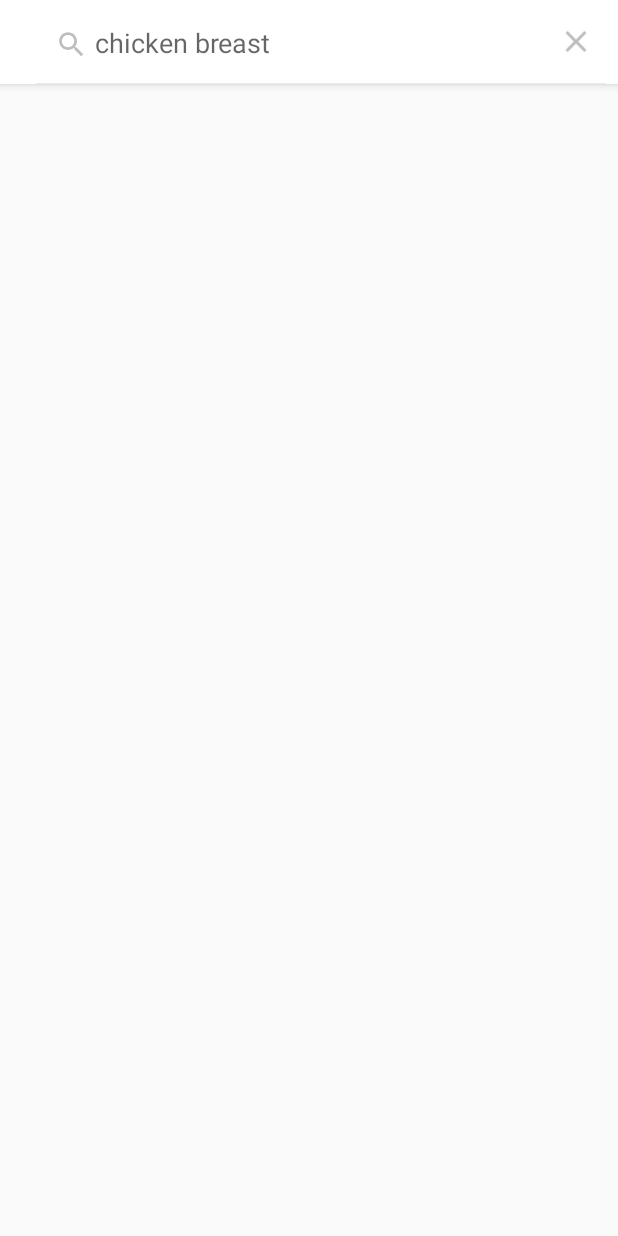
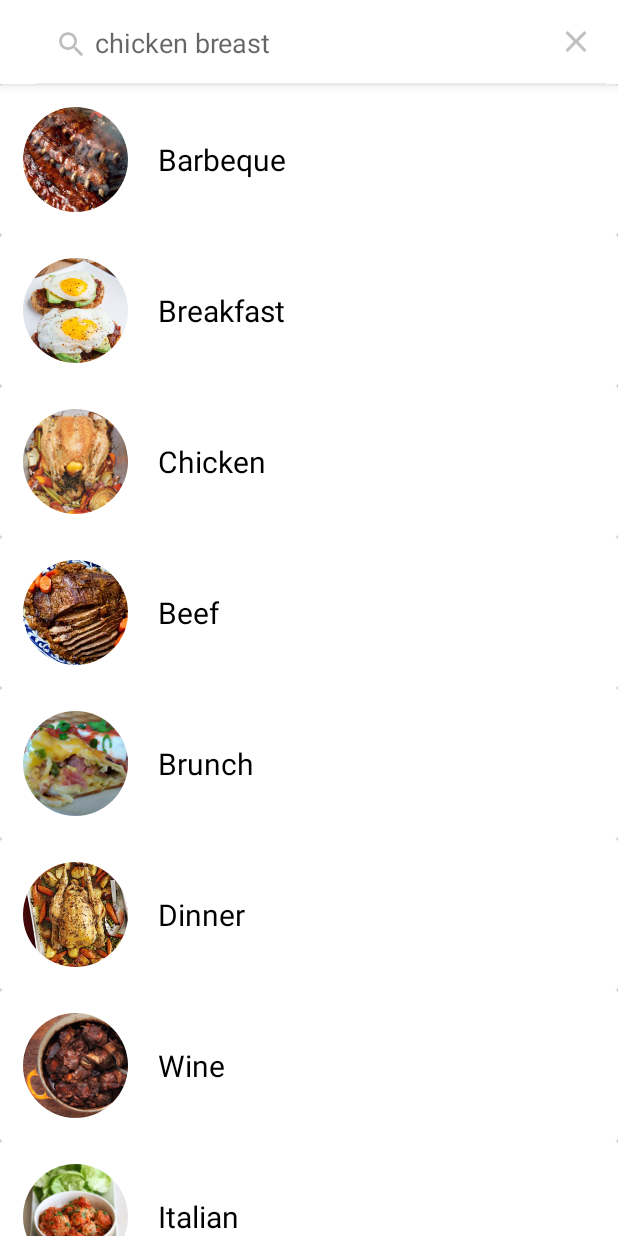
Before and after one commit to drdlee/FoodRecipes2, an Android app: the screen it shows after launch (RecipeListActivity), after a tap on "Search", on a phone screen of 412 x 824 dp. Run offline under Robolectric (Android 15) with nearby library versions, the phone set to English and light mode, and no system bars; our stand-ins replace CircleImageView; pictures from the network do not load.

Commit message:
Make CategoryView

```diff
--- a/app/build.gradle
+++ b/app/build.gradle
@@ -45,4 +45,7 @@ dependencies {
 
     def materialDesign_version = "1.0.0"
     implementation "com.google.android.material:material:$materialDesign_version"
+
+    def circleImageView = "3.0.1"
+    implementation "de.hdodenhof:circleimageview:$circleImageView"
 }
--- a/app/src/main/java/com/example/foodrecipes2/RecipeListActivity.java
+++ b/app/src/main/java/com/example/foodrecipes2/RecipeListActivity.java
@@ -34,6 +34,11 @@ public class RecipeListActivity extends BaseActivity implements OnRecipeListener
 		subscribeObservers();
 		initRecyclerView();
 		initSearchBar();
+
+		if (!mRecipeListViewModel.isIsViewingRecipes()) {
+			// display search category
+			displaySearchCategories();
+		}
 	}
 
 	private void subscribeObservers() {
@@ -80,6 +85,12 @@ public class RecipeListActivity extends BaseActivity implements OnRecipeListener
 
 	@Override
 	public void onCategoryClick(String category) {
+		mRecipeListViewModel.searchRecipeApi(category,1);
+		mAdapter.displayLoading();
+	}
 
+	private void displaySearchCategories() {
+		mRecipeListViewModel.setIsViewingRecipes(false);
+		mAdapter.displaySearchCategories();
 	}
 }
--- /dev/null
+++ b/app/src/main/java/com/example/foodrecipes2/adapters/CategoryViewHolder.java
@@ -0,0 +1,33 @@
+package com.example.foodrecipes2.adapters;
+
+import android.view.View;
+import android.widget.TextView;
+
+import androidx.annotation.NonNull;
+import androidx.recyclerview.widget.RecyclerView;
+
+import com.example.foodrecipes2.R;
+
+import de.hdodenhof.circleimageview.CircleImageView;
+
+public class CategoryViewHolder extends RecyclerView.ViewHolder implements View.OnClickListener {
+
+	OnRecipeListener listener;
+	CircleImageView categoryImage;
+	TextView categoryTitle;
+
+	public CategoryViewHolder(@NonNull View itemView, OnRecipeListener listener) {
+		super(itemView);
+
+		this.listener = listener;
+		categoryTitle = itemView.findViewById(R.id.category_title);
+		categoryImage = itemView.findViewById(R.id.category_image);
+
+		itemView.setOnClickListener(this);
+	}
+
+	@Override
+	public void onClick(View v) {
+		listener.onCategoryClick(categoryTitle.getText().toString());
+	}
+}
--- a/app/src/main/java/com/example/foodrecipes2/adapters/RecipeRecyclerAdapter.java
+++ b/app/src/main/java/com/example/foodrecipes2/adapters/RecipeRecyclerAdapter.java
@@ -1,5 +1,6 @@
 package com.example.foodrecipes2.adapters;
 
+import android.net.Uri;
 import android.view.LayoutInflater;
 import android.view.View;
 import android.view.ViewGroup;
@@ -11,6 +12,7 @@ import com.bumptech.glide.Glide;
 import com.bumptech.glide.request.RequestOptions;
 import com.example.foodrecipes2.R;
 import com.example.foodrecipes2.models.Recipe;
+import com.example.foodrecipes2.util.Constants;
 
 import java.util.ArrayList;
 import java.util.List;
@@ -19,6 +21,7 @@ public class RecipeRecyclerAdapter extends RecyclerView.Adapter<RecyclerView.Vie
 
 	private static final int RECIPE_TYPE = 1;
 	private static final int LOADING_TYPE = 2;
+	private static final int CATEGORY_TYPE = 3;
 
 	private List<Recipe> mRecipes;
 	private OnRecipeListener mOnRecipeListener;
@@ -40,6 +43,10 @@ public class RecipeRecyclerAdapter extends RecyclerView.Adapter<RecyclerView.Vie
 			case LOADING_TYPE: {
 				view = LayoutInflater.from(parent.getContext()).inflate(R.layout.layout_loading_list_item, parent, false);
 				return new LoadingViewHolder(view);
+			}
+			case CATEGORY_TYPE: {
+				view = LayoutInflater.from(parent.getContext()).inflate(R.layout.layout_category_list_item, parent, false);
+				return new CategoryViewHolder(view, mOnRecipeListener);
 			}
 			default: {
 				view = LayoutInflater.from(parent.getContext()).inflate(R.layout.layout_recipe_list_item, parent, false);
@@ -65,12 +72,25 @@ public class RecipeRecyclerAdapter extends RecyclerView.Adapter<RecyclerView.Vie
 			((RecipeViewHolder) holder).title.setText(mRecipes.get(position).getTitle());
 			((RecipeViewHolder) holder).publisher.setText(mRecipes.get(position).getPublisher());
 			((RecipeViewHolder) holder).socialScore.setText(String.valueOf(Math.round(mRecipes.get(position).getSocial_rank())));
+		} else if (itemViewType == CATEGORY_TYPE) {
+			RequestOptions requestOptions = new RequestOptions()
+					.placeholder(R.drawable.ic_launcher_background);
+
+			Uri path = Uri.parse("android.resource://com.example.foodrecipes2/drawable/" + mRecipes.get(position).getImage_url());
+			Glide.with(holder.itemView.getContext())
+					.setDefaultRequestOptions(requestOptions)
+					.load(path)
+					.into(((CategoryViewHolder) holder).categoryImage);
+
+			((CategoryViewHolder) holder).categoryTitle.setText(mRecipes.get(position).getTitle());
 		}
 	}
 
 	@Override
 	public int getItemViewType(int position) {
-		if (mRecipes.get(position).getTitle().equals("LOADING...")) {
+		if (mRecipes.get(position).getSocial_rank() == -1) {
+			return CATEGORY_TYPE;
+		} else if (mRecipes.get(position).getTitle().equals("LOADING...")) {
 			return LOADING_TYPE;
 		} else {
 			return RECIPE_TYPE;
@@ -99,6 +119,19 @@ public class RecipeRecyclerAdapter extends RecyclerView.Adapter<RecyclerView.Vie
 		return false;
 	}
 
+	public void displaySearchCategories() {
+		List<Recipe> categories = new ArrayList<>();
+		for (int i = 0; i < Constants.DEFAULT_SEARCH_CATEGORIES.length; i++) {
+			Recipe cat = new Recipe();
+			cat.setTitle(Constants.DEFAULT_SEARCH_CATEGORIES[i]);
+			cat.setImage_url(Constants.DEFAULT_SEARCH_CATEGORY_IMAGES[i]);
+			cat.setSocial_rank(-1);
+			categories.add(cat);
+		}
+		mRecipes = categories;
+		notifyDataSetChanged();
+	}
+
 	@Override
 	public int getItemCount() {
 		if (mRecipes != null) {
--- a/app/src/main/java/com/example/foodrecipes2/util/Constants.java
+++ b/app/src/main/java/com/example/foodrecipes2/util/Constants.java
@@ -4,4 +4,18 @@ public class Constants {
 	public static final String BASE_URL = "https://recipesapi.herokuapp.com";
 	public static final String API_KEY = "";
 	public static final int NETWORK_TIMEOUT = 3000;
+	public static final String[] DEFAULT_SEARCH_CATEGORIES =
+			{"Barbeque", "Breakfast", "Chicken", "Beef", "Brunch", "Dinner", "Wine", "Italian"};
+
+	public static final String[] DEFAULT_SEARCH_CATEGORY_IMAGES =
+			{
+					"barbeque",
+					"breakfast",
+					"chicken",
+					"beef",
+					"brunch",
+					"dinner",
+					"wine",
+					"italian"
+			};
 }
--- a/app/src/main/java/com/example/foodrecipes2/viewmodels/RecipeListViewModel.java
+++ b/app/src/main/java/com/example/foodrecipes2/viewmodels/RecipeListViewModel.java
@@ -11,9 +11,11 @@ import java.util.List;
 public class RecipeListViewModel  extends ViewModel {
 
 	private RecipeRepository mRecipeRepository;
+	private boolean mIsViewingRecipes;
 
 	public RecipeListViewModel() {
 		mRecipeRepository = RecipeRepository.getInstance();
+		mIsViewingRecipes = false;
 	}
 
 	public LiveData<List<Recipe>> getRecipes() {
@@ -21,6 +23,15 @@ public class RecipeListViewModel  extends ViewModel {
 	}
 
 	public void searchRecipeApi(String query, int pageNumber) {
+		setIsViewingRecipes(true);
 		mRecipeRepository.searchRecipeApi(query,pageNumber);
 	}
+
+	public boolean isIsViewingRecipes() {
+		return mIsViewingRecipes;
+	}
+
+	public void setIsViewingRecipes(boolean mIsViewingRecipes) {
+		this.mIsViewingRecipes = mIsViewingRecipes;
+	}
 }
--- /dev/null
+++ b/app/src/main/res/layout/layout_category_list_item.xml
@@ -0,0 +1,34 @@
+<?xml version="1.0" encoding="utf-8"?>
+<androidx.cardview.widget.CardView
+    xmlns:android="http://schemas.android.com/apk/res/android"
+    android:layout_width="match_parent"
+    android:layout_height="wrap_content"
+    xmlns:app="http://schemas.android.com/apk/res-auto"
+    android:id="@+id/card_view"
+    app:cardElevation="10dp">
+
+    <LinearLayout
+        android:layout_width="match_parent"
+        android:layout_height="wrap_content"
+        android:padding="15dp"
+        android:orientation="horizontal"
+        android:gravity="center_vertical">
+
+        <de.hdodenhof.circleimageview.CircleImageView
+            android:layout_width="70dp"
+            android:layout_height="70dp"
+            android:id="@+id/category_image"
+            android:src="@drawable/ic_launcher_background"/>
+
+        <TextView
+            android:layout_width="wrap_content"
+            android:layout_height="wrap_content"
+            android:textColor="#000"
+            android:text="Barbeque"
+            android:layout_marginStart="20dp"
+            android:textSize="20sp"
+            android:id="@+id/category_title"/>
+
+    </LinearLayout>
+
+</androidx.cardview.widget.CardView>
```
Also changed, not shown: app/src/main/res/drawable/barbeque.jpg (added), app/src/main/res/drawable/beef.jpg (added), app/src/main/res/drawable/breakfast.jpg (added), app/src/main/res/drawable/brunch.jpg (added), app/src/main/res/drawable/chicken.jpg (added), app/src/main/res/drawable/dinner.jpg (added), app/src/main/res/drawable/italian.jpg (added), app/src/main/res/drawable/wine.jpg (added).
